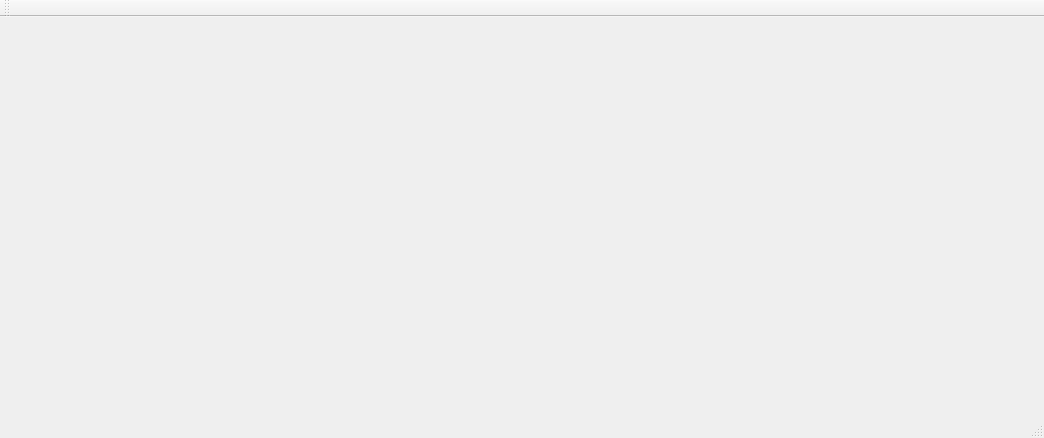
First picture: the form in mainwindow.ui, repository Gwzlchn/SIMT_CORE, before the edit.
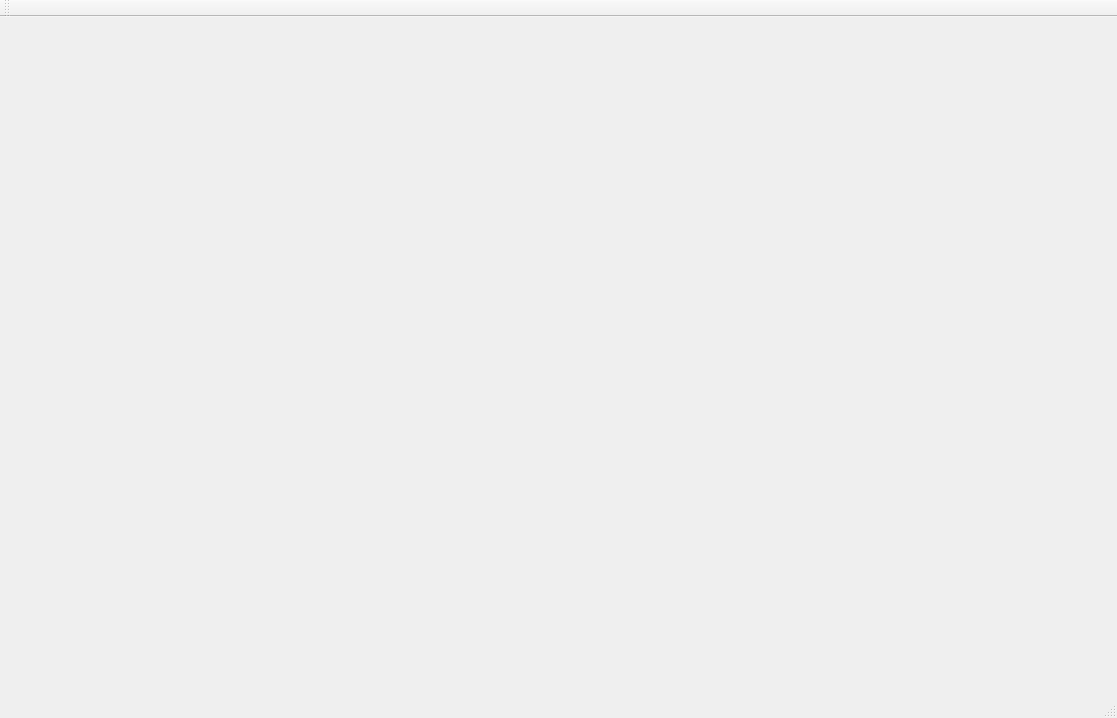
Second picture: the form after the edit.

```diff
--- a/mainwindow.ui
+++ b/mainwindow.ui
@@ -6,8 +6,8 @@
    <rect>
     <x>0</x>
     <y>0</y>
-    <width>1044</width>
-    <height>438</height>
+    <width>1117</width>
+    <height>718</height>
    </rect>
   </property>
   <property name="windowTitle">
```
Left out of the diff: 2 changed lines with no effect on the pictures.
